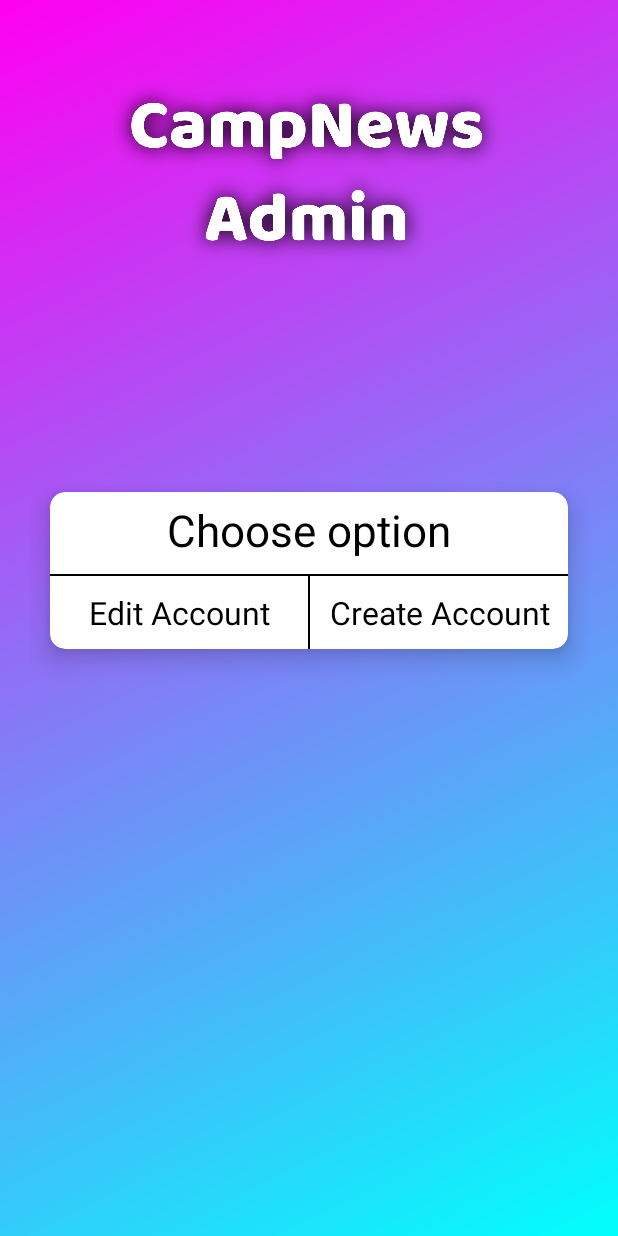
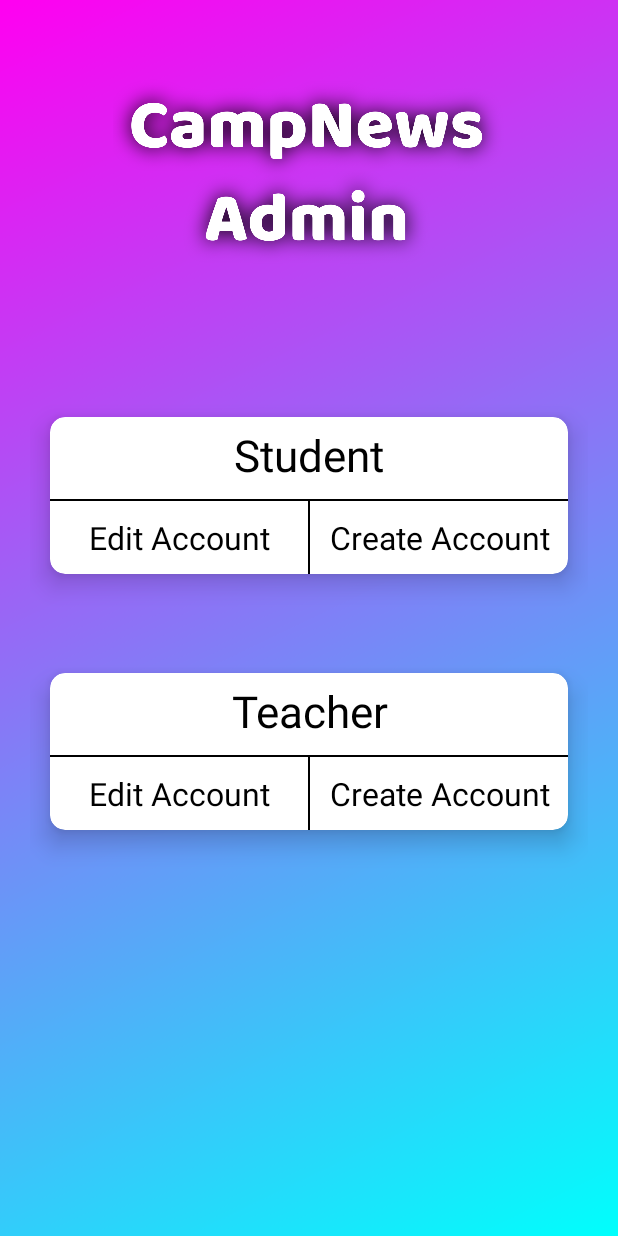
Before and after one commit to adarsh-shahi/ClassroomAdmin, an Android app: the screen it shows after launch once a user with an empty profile is signed in (MainActivity), on a phone screen of 412 x 824 dp. Run offline under Robolectric (Android 15) with nearby library versions, the phone set to English and light mode, and no system bars; our stand-ins replace Firebase (no records; nobody signed in at launch, a user with empty details on screens opened directly); libraries missing offline, so code that uses them is left out: com.spark.submitbutton.

Commit message:
Added Teacher Account

```diff
--- a/app/src/main/java/com/example/campnewsadmin/CreateAccount.java
+++ b/app/src/main/java/com/example/campnewsadmin/CreateAccount.java
@@ -91,8 +91,9 @@ public class CreateAccount extends AppCompatActivity {
         String rollNo = roll.getText().toString();
         String password1 = pass1.getText().toString();
         String password2 = pass2.getText().toString();
+        imageUri = Uri.parse("android.resource://com.example.campnewsadmin/drawable/edit_image_logo");
 
-        if(TextUtils.isEmpty(mail) || TextUtils.isEmpty(fullname) || TextUtils.isEmpty(dob) || TextUtils.isEmpty(collegeid) || TextUtils.isEmpty(enrollNo) || TextUtils.isEmpty(rollNo) || imageUri.equals("") || TextUtils.isEmpty(password1) || TextUtils.isEmpty(password2)){
+        if(TextUtils.isEmpty(mail) || TextUtils.isEmpty(fullname) || TextUtils.isEmpty(dob) || TextUtils.isEmpty(collegeid) || TextUtils.isEmpty(enrollNo) || TextUtils.isEmpty(rollNo) || TextUtils.isEmpty(password1) || TextUtils.isEmpty(password2)){
             Toast.makeText(CreateAccount.this, "Please enter all the details", Toast.LENGTH_SHORT).show();
         }
         else {
@@ -126,6 +127,7 @@ public class CreateAccount extends AppCompatActivity {
                                         note.put("profilepic", imageUrl);
                                         note.put("userid", userId);
                                         note.put("mail", mail);
+                                        note.put("password",password1);
 
 
                                         db.collection("Users").document(mail).set(note).addOnSuccessListener(new OnSuccessListener<Void>() {
@@ -162,12 +164,7 @@ public class CreateAccount extends AppCompatActivity {
                     }
                 });
             }
-
         }
-
-
-
-
     }
 
     private void chooseProfilePic() {
--- a/app/src/main/res/layout/activity_main.xml
+++ b/app/src/main/res/layout/activity_main.xml
@@ -21,7 +21,7 @@
     <androidx.cardview.widget.CardView
         android:layout_width="match_parent"
         android:layout_height="wrap_content"
-        android:layout_marginTop="100dp"
+        android:layout_marginTop="50dp"
         android:layout_gravity="center"
         app:cardCornerRadius="10dp"
         app:cardElevation="10dp"
@@ -41,7 +41,7 @@
             android:textColor="@color/black"
             android:layout_marginBottom="10dp"
             android:textSize="29dp"
-            android:text="Choose option"
+            android:text="Student"
             android:gravity="center"/>
 
             <View
@@ -95,6 +95,83 @@
 
     </androidx.cardview.widget.CardView>
 
+        <androidx.cardview.widget.CardView
+            android:layout_width="match_parent"
+            android:layout_height="wrap_content"
+            android:layout_marginTop="30dp"
+            android:layout_gravity="center"
+            app:cardCornerRadius="10dp"
+            app:cardElevation="10dp"
+            app:cardUseCompatPadding="true"
+            app:cardBackgroundColor="@color/white">
+
+            <LinearLayout
+                android:layout_width="match_parent"
+                android:layout_height="wrap_content"
+                android:orientation="vertical">
+
+
+                <TextView
+                    android:layout_width="match_parent"
+                    android:layout_height="wrap_content"
+                    android:layout_marginTop="5dp"
+                    android:textColor="@color/black"
+                    android:layout_marginBottom="10dp"
+                    android:textSize="29dp"
+                    android:text="Teacher"
+                    android:gravity="center"/>
+
+                <View
+                    android:layout_width="match_parent"
+                    android:layout_height="1dp"
+                    android:background="@color/black"/>
+
+
+                <LinearLayout
+                    android:layout_width="fill_parent"
+                    android:layout_height="wrap_content"
+                    android:orientation="horizontal">
+
+                    <TextView
+                        android:layout_width="0px"
+                        android:layout_weight="1"
+                        android:layout_height="wrap_content"
+                        android:layout_marginLeft="5dp"
+                        android:layout_marginRight="5dp"
+                        android:textSize="21dp"
+                        android:layout_marginTop="10dp"
+                        android:layout_marginBottom="10dp"
+                        android:textColor="@color/black"
+                        android:id="@+id/existingTeacherAccount"
+                        android:gravity="center"
+                        android:text="Edit Account"/>
+
+                    <View
+                        android:layout_width="1dp"
+                        android:layout_height="match_parent"
+                        android:background="@color/black"/>
+
+                    <TextView
+                        android:layout_width="0px"
+                        android:layout_weight="1"
+                        android:layout_height="wrap_content"
+                        android:textSize="21dp"
+                        android:layout_marginLeft="5dp"
+                        android:gravity="center"
+                        android:layout_marginTop="10dp"
+                        android:id="@+id/createTeacherAccount"
+                        android:layout_marginBottom="10dp"
+                        android:textColor="@color/black"
+                        android:layout_marginRight="5dp"
+                        android:text="Create Account"/>
+
+
+
+                </LinearLayout>
+            </LinearLayout>
+
+        </androidx.cardview.widget.CardView>
+
     </LinearLayout>
 
 </RelativeLayout>
--- a/build.gradle
+++ b/build.gradle
@@ -5,7 +5,7 @@ buildscript {
         jcenter()
     }
     dependencies {
-        classpath "com.android.tools.build:gradle:4.1.2"
+        classpath 'com.android.tools.build:gradle:4.2.1'
         classpath 'com.google.gms:google-services:4.3.5'
 
         // NOTE: Do not place your application dependencies here; they belong
```
Also changed, not shown: gradle/wrapper/gradle-wrapper.properties.
